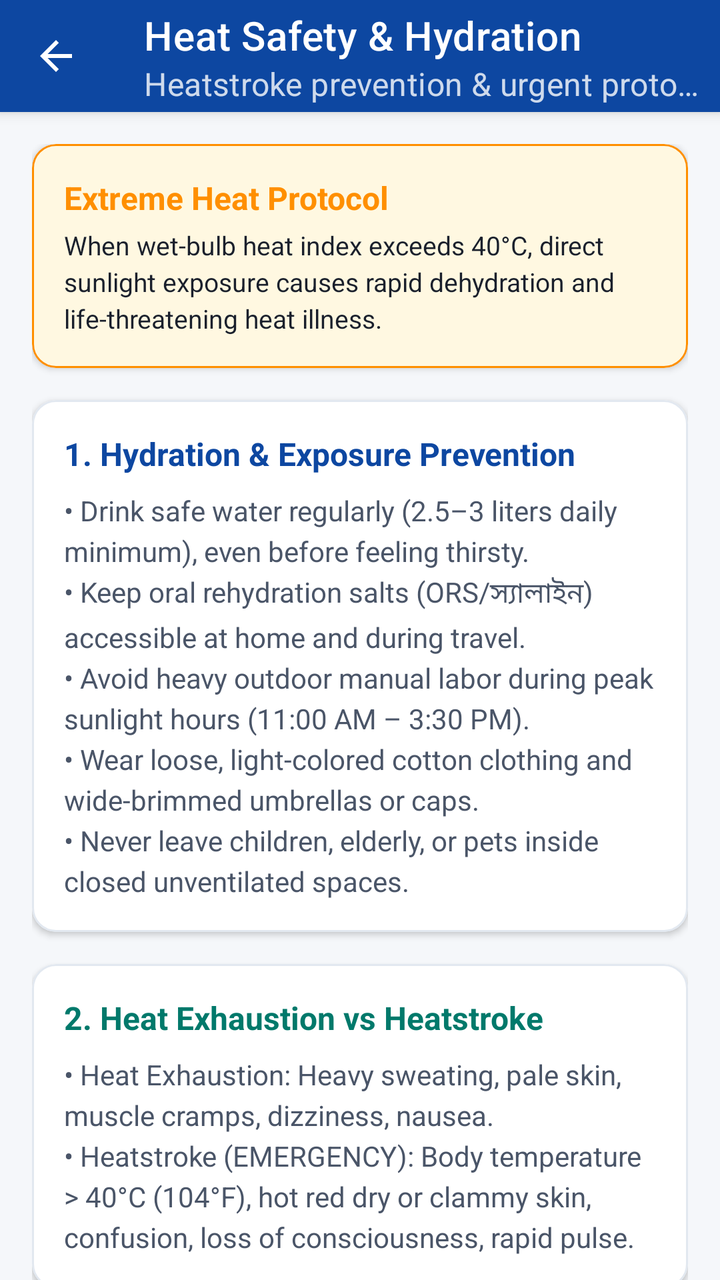
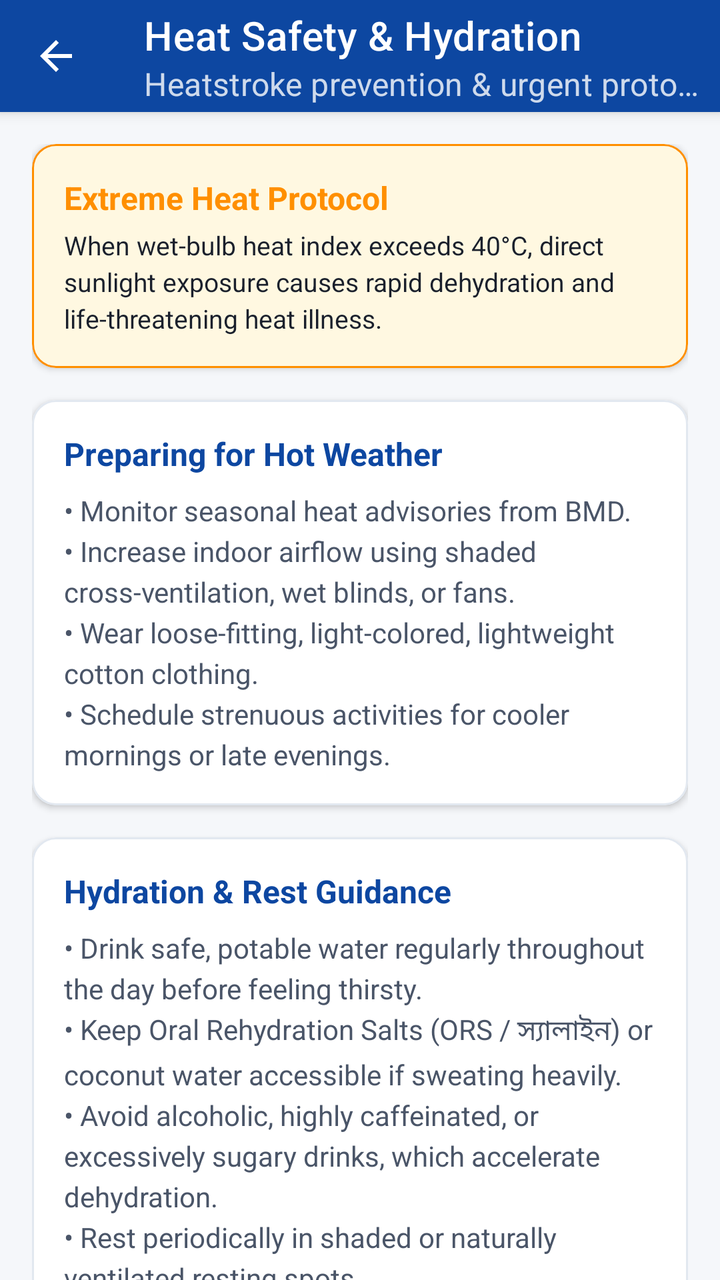

An Android layout rendered at two revisions. The XML below is the earlier revision; the diff shows what the commit changed to produce the second picture.
<!-- AndroidManifest.xml: activity theme Theme.JibonShieldBD -->
<!-- res/layout/activity_heat_safety.xml -->
<?xml version="1.0" encoding="utf-8"?>
<LinearLayout xmlns:android="http://schemas.android.com/apk/res/android"
    xmlns:app="http://schemas.android.com/apk/res-auto"
    xmlns:tools="http://schemas.android.com/tools"
    android:id="@+id/layout_heat_safety_root"
    android:layout_width="match_parent"
    android:layout_height="match_parent"
    android:background="@color/background_light"
    android:orientation="vertical">

    <androidx.appcompat.widget.Toolbar
        android:id="@+id/toolbar_heat_safety"
        style="@style/Widget.JibonShieldBD.Toolbar"
        android:layout_width="match_parent"
        android:layout_height="?attr/actionBarSize"
        app:title="@string/title_heat_safety"
        app:subtitle="@string/subtitle_heat_safety" />

    <androidx.core.widget.NestedScrollView
        android:layout_width="match_parent"
        android:layout_height="match_parent"
        android:fillViewport="true">

        <LinearLayout
            android:layout_width="match_parent"
            android:layout_height="wrap_content"
            android:orientation="vertical"
            android:padding="@dimen/spacing_large">

            
            <com.google.android.material.card.MaterialCardView
                style="@style/Widget.JibonShieldBD.Card"
                android:layout_width="match_parent"
                android:layout_height="wrap_content"
                app:cardBackgroundColor="@color/warning_amber_light"
                app:strokeColor="@color/warning_amber">

                <LinearLayout
                    android:layout_width="match_parent"
                    android:layout_height="wrap_content"
                    android:orientation="vertical"
                    android:padding="@dimen/spacing_large">

                    <TextView
                        android:layout_width="match_parent"
                        android:layout_height="wrap_content"
                        android:text="@string/heat_alert_banner_title"
                        android:textColor="@color/warning_amber"
                        android:textSize="@dimen/text_size_subhead"
                        android:textStyle="bold" />

                    <TextView
                        android:layout_width="match_parent"
                        android:layout_height="wrap_content"
                        android:layout_marginTop="@dimen/spacing_xsmall"
                        android:lineSpacingExtra="3dp"
                        android:text="@string/heat_alert_banner_desc"
                        android:textColor="@color/text_primary"
                        android:textSize="@dimen/text_size_body_small" />
                </LinearLayout>
            </com.google.android.material.card.MaterialCardView>

            
            <com.google.android.material.card.MaterialCardView
                style="@style/Widget.JibonShieldBD.Card"
                android:layout_width="match_parent"
                android:layout_height="wrap_content"
                android:layout_marginTop="@dimen/spacing_large">

                <LinearLayout
                    android:layout_width="match_parent"
                    android:layout_height="wrap_content"
                    android:orientation="vertical"
                    android:padding="@dimen/spacing_large">

                    <TextView
                        android:layout_width="match_parent"
                        android:layout_height="wrap_content"
                        android:text="@string/heat_section_prevention_title"
                        android:textColor="@color/primary"
                        android:textSize="@dimen/text_size_subhead"
                        android:textStyle="bold" />

                    <TextView
                        android:layout_width="match_parent"
                        android:layout_height="wrap_content"
                        android:layout_marginTop="@dimen/spacing_small"
                        android:lineSpacingExtra="4dp"
                        android:text="@string/heat_prevention_body"
                        android:textColor="@color/text_secondary"
                        android:textSize="@dimen/text_size_body" />
                </LinearLayout>
            </com.google.android.material.card.MaterialCardView>

            
            <com.google.android.material.card.MaterialCardView
                style="@style/Widget.JibonShieldBD.Card"
                android:layout_width="match_parent"
                android:layout_height="wrap_content"
                android:layout_marginTop="@dimen/spacing_large">

                <LinearLayout
                    android:layout_width="match_parent"
                    android:layout_height="wrap_content"
                    android:orientation="vertical"
                    android:padding="@dimen/spacing_large">

                    <TextView
                        android:layout_width="match_parent"
                        android:layout_height="wrap_content"
                        android:text="@string/heat_section_symptoms_title"
                        android:textColor="@color/secondary"
                        android:textSize="@dimen/text_size_subhead"
                        android:textStyle="bold" />

                    <TextView
                        android:layout_width="match_parent"
                        android:layout_height="wrap_content"
                        android:layout_marginTop="@dimen/spacing_small"
                        android:lineSpacingExtra="4dp"
                        android:text="@string/heat_symptoms_body"
                        android:textColor="@color/text_secondary"
                        android:textSize="@dimen/text_size_body" />
                </LinearLayout>
            </com.google.android.material.card.MaterialCardView>

            
            <com.google.android.material.card.MaterialCardView
                style="@style/Widget.JibonShieldBD.Card"
                android:layout_width="match_parent"
                android:layout_height="wrap_content"
                android:layout_marginTop="@dimen/spacing_large"
                app:strokeColor="@color/emergency_red">

                <LinearLayout
                    android:layout_width="match_parent"
                    android:layout_height="wrap_content"
                    android:orientation="vertical"
                    android:padding="@dimen/spacing_large">

                    <TextView
                        android:layout_width="match_parent"
                        android:layout_height="wrap_content"
                        android:text="@string/heat_section_urgent_help_title"
                        android:textColor="@color/emergency_red"
                        android:textSize="@dimen/text_size_subhead"
                        android:textStyle="bold" />

                    <TextView
                        android:layout_width="match_parent"
                        android:layout_height="wrap_content"
                        android:layout_marginTop="@dimen/spacing_small"
                        android:lineSpacingExtra="4dp"
                        android:text="@string/heat_urgent_help_body"
                        android:textColor="@color/text_primary"
                        android:textSize="@dimen/text_size_body" />

                    <com.google.android.material.button.MaterialButton
                        android:id="@+id/btn_heat_call_16263"
                        android:layout_width="match_parent"
                        android:layout_height="@dimen/button_height"
                        android:layout_marginTop="@dimen/spacing_large"
                        android:backgroundTint="@color/emergency_red"
                        android:minHeight="@dimen/min_touch_target"
                        android:text="@string/btn_call_health_line"
                        android:textColor="@color/surface_white"
                        app:cornerRadius="8dp"
                        app:icon="@drawable/ic_call_emergency"
                        app:iconGravity="textStart"
                        app:iconTint="@color/surface_white" />
                </LinearLayout>
            </com.google.android.material.card.MaterialCardView>

            <View
                android:layout_width="match_parent"
                android:layout_height="@dimen/spacing_xlarge" />

        </LinearLayout>
    </androidx.core.widget.NestedScrollView>

</LinearLayout>
<!-- resources referenced by this layout -->
<resources>
  <string name="heat_prevention_body">• Drink safe water regularly (2.5–3 liters daily minimum), even before feeling thirsty.\n• Keep oral rehydration salts (ORS/স্যালাইন) accessible at home and during travel.\n• Avoid heavy outdoor manual labor during peak sunlight hours (11:00 AM – 3:30 PM).\n• Wear loose, light-colored cotton clothing and wide-brimmed umbrellas or caps.\n• Never leave children, elderly, or pets inside closed unventilated spaces.</string>
  <string name="heat_section_prevention_title">1. Hydration &amp; Exposure Prevention</string>
  <string name="heat_section_symptoms_title">2. Heat Exhaustion vs Heatstroke</string>
  <string name="heat_section_urgent_help_title">3. Urgent First Aid Actions</string>
  <string name="heat_symptoms_body">• Heat Exhaustion: Heavy sweating, pale skin, muscle cramps, dizziness, nausea.\n• Heatstroke (EMERGENCY): Body temperature &gt; 40°C (104°F), hot red dry or clammy skin, confusion, loss of consciousness, rapid pulse.</string>
  <string name="heat_urgent_help_body">• Move victim immediately to shaded, well-ventilated area.\n• Cool the body: apply wet cloths, pour room-temperature water on head and neck, fan vigorously.\n• Place ice packs or cold cloths under armpits and groin.\n• If conscious and not vomiting, give cool water or ORS in small sips.\n• DIAL 999 or 16263 (Shastho Batayan) IMMEDIATELY if unconscious or unresponsive.</string>
  <!-- unchanged entries left out for length: 36 -->
</resources>

<!-- the commit's change to res/layout/activity_heat_safety.xml (unified diff, before → after) -->
@@ -76,39 +76,167 @@
                     <TextView
                         android:layout_width="match_parent"
                         android:layout_height="wrap_content"
-                        android:text="@string/heat_section_prevention_title"
-                        android:textColor="@color/primary"
-                        android:textSize="@dimen/text_size_subhead"
-                        android:textStyle="bold" />
-
-                    <TextView
-                        android:layout_width="match_parent"
-                        android:layout_height="wrap_content"
-                        android:layout_marginTop="@dimen/spacing_small"
-                        android:lineSpacingExtra="4dp"
-                        android:text="@string/heat_prevention_body"
-                        android:textColor="@color/text_secondary"
-                        android:textSize="@dimen/text_size_body" />
-                </LinearLayout>
-            </com.google.android.material.card.MaterialCardView>
-
-            
-            <com.google.android.material.card.MaterialCardView
-                style="@style/Widget.JibonShieldBD.Card"
-                android:layout_width="match_parent"
-                android:layout_height="wrap_content"
-                android:layout_marginTop="@dimen/spacing_large">
-
-                <LinearLayout
-                    android:layout_width="match_parent"
-                    android:layout_height="wrap_content"
-                    android:orientation="vertical"
-                    android:padding="@dimen/spacing_large">
-
-                    <TextView
-                        android:layout_width="match_parent"
-                        android:layout_height="wrap_content"
-                        android:text="@string/heat_section_symptoms_title"
+                        android:text="@string/heat_prep_title"
+                        android:textColor="@color/primary"
+                        android:textSize="@dimen/text_size_subhead"
+                        android:textStyle="bold" />
+
+                    <TextView
+                        android:layout_width="match_parent"
+                        android:layout_height="wrap_content"
+                        android:layout_marginTop="@dimen/spacing_small"
+                        android:lineSpacingExtra="4dp"
+                        android:text="@string/heat_prep_body"
+                        android:textColor="@color/text_secondary"
+                        android:textSize="@dimen/text_size_body" />
+                </LinearLayout>
+            </com.google.android.material.card.MaterialCardView>
+
+            
+            <com.google.android.material.card.MaterialCardView
+                style="@style/Widget.JibonShieldBD.Card"
+                android:layout_width="match_parent"
+                android:layout_height="wrap_content"
+                android:layout_marginTop="@dimen/spacing_large">
+
+                <LinearLayout
+                    android:layout_width="match_parent"
+                    android:layout_height="wrap_content"
+                    android:orientation="vertical"
+                    android:padding="@dimen/spacing_large">
+
+                    <TextView
+                        android:layout_width="match_parent"
+                        android:layout_height="wrap_content"
+                        android:text="@string/heat_hydration_title"
+                        android:textColor="@color/primary"
+                        android:textSize="@dimen/text_size_subhead"
+                        android:textStyle="bold" />
+
+                    <TextView
+                        android:layout_width="match_parent"
+                        android:layout_height="wrap_content"
+                        android:layout_marginTop="@dimen/spacing_small"
+                        android:lineSpacingExtra="4dp"
+                        android:text="@string/heat_hydration_body"
+                        android:textColor="@color/text_secondary"
+                        android:textSize="@dimen/text_size_body" />
+                </LinearLayout>
+            </com.google.android.material.card.MaterialCardView>
+
+            
+            <com.google.android.material.card.MaterialCardView
+                style="@style/Widget.JibonShieldBD.Card"
+                android:layout_width="match_parent"
+                android:layout_height="wrap_content"
+                android:layout_marginTop="@dimen/spacing_large">
+
+                <LinearLayout
+                    android:layout_width="match_parent"
+                    android:layout_height="wrap_content"
+                    android:orientation="vertical"
+                    android:padding="@dimen/spacing_large">
+
+                    <TextView
+                        android:layout_width="match_parent"
+                        android:layout_height="wrap_content"
+                        android:text="@string/heat_exposure_title"
+                        android:textColor="@color/primary"
+                        android:textSize="@dimen/text_size_subhead"
+                        android:textStyle="bold" />
+
+                    <TextView
+                        android:layout_width="match_parent"
+                        android:layout_height="wrap_content"
+                        android:layout_marginTop="@dimen/spacing_small"
+                        android:lineSpacingExtra="4dp"
+                        android:text="@string/heat_exposure_body"
+                        android:textColor="@color/text_secondary"
+                        android:textSize="@dimen/text_size_body" />
+                </LinearLayout>
+            </com.google.android.material.card.MaterialCardView>
+
+            
+            <com.google.android.material.card.MaterialCardView
+                style="@style/Widget.JibonShieldBD.Card"
+                android:layout_width="match_parent"
+                android:layout_height="wrap_content"
+                android:layout_marginTop="@dimen/spacing_large">
+
+                <LinearLayout
+                    android:layout_width="match_parent"
+                    android:layout_height="wrap_content"
+                    android:orientation="vertical"
+                    android:padding="@dimen/spacing_large">
+
+                    <TextView
+                        android:layout_width="match_parent"
+                        android:layout_height="wrap_content"
+                        android:text="@string/heat_workers_title"
+                        android:textColor="@color/primary"
+                        android:textSize="@dimen/text_size_subhead"
+                        android:textStyle="bold" />
+
+                    <TextView
+                        android:layout_width="match_parent"
+                        android:layout_height="wrap_content"
+                        android:layout_marginTop="@dimen/spacing_small"
+                        android:lineSpacingExtra="4dp"
+                        android:text="@string/heat_workers_body"
+                        android:textColor="@color/text_secondary"
+                        android:textSize="@dimen/text_size_body" />
+                </LinearLayout>
+            </com.google.android.material.card.MaterialCardView>
+
+            
+            <com.google.android.material.card.MaterialCardView
+                style="@style/Widget.JibonShieldBD.Card"
+                android:layout_width="match_parent"
+                android:layout_height="wrap_content"
+                android:layout_marginTop="@dimen/spacing_large">
+
+                <LinearLayout
+                    android:layout_width="match_parent"
+                    android:layout_height="wrap_content"
+                    android:orientation="vertical"
+                    android:padding="@dimen/spacing_large">
+
+                    <TextView
+                        android:layout_width="match_parent"
+                        android:layout_height="wrap_content"
+                        android:text="@string/heat_vulnerable_title"
+                        android:textColor="@color/primary"
+                        android:textSize="@dimen/text_size_subhead"
+                        android:textStyle="bold" />
+
+                    <TextView
+                        android:layout_width="match_parent"
+                        android:layout_height="wrap_content"
+                        android:layout_marginTop="@dimen/spacing_small"
+                        android:lineSpacingExtra="4dp"
+                        android:text="@string/heat_vulnerable_body"
+                        android:textColor="@color/text_secondary"
+                        android:textSize="@dimen/text_size_body" />
+                </LinearLayout>
+            </com.google.android.material.card.MaterialCardView>
+
+            
+            <com.google.android.material.card.MaterialCardView
+                style="@style/Widget.JibonShieldBD.Card"
+                android:layout_width="match_parent"
+                android:layout_height="wrap_content"
+                android:layout_marginTop="@dimen/spacing_large">
+
+                <LinearLayout
+                    android:layout_width="match_parent"
+                    android:layout_height="wrap_content"
+                    android:orientation="vertical"
+                    android:padding="@dimen/spacing_large">
+
+                    <TextView
+                        android:layout_width="match_parent"
+                        android:layout_height="wrap_content"
+                        android:text="@string/heat_illness_types_title"
                         android:textColor="@color/secondary"
                         android:textSize="@dimen/text_size_subhead"
                         android:textStyle="bold" />
@@ -118,7 +246,7 @@
                         android:layout_height="wrap_content"
                         android:layout_marginTop="@dimen/spacing_small"
                         android:lineSpacingExtra="4dp"
-                        android:text="@string/heat_symptoms_body"
+                        android:text="@string/heat_illness_types_body"
                         android:textColor="@color/text_secondary"
                         android:textSize="@dimen/text_size_body" />
                 </LinearLayout>
@@ -141,7 +269,7 @@
                     <TextView
                         android:layout_width="match_parent"
                         android:layout_height="wrap_content"
-                        android:text="@string/heat_section_urgent_help_title"
+                        android:text="@string/heat_urgent_title"
                         android:textColor="@color/emergency_red"
                         android:textSize="@dimen/text_size_subhead"
                         android:textStyle="bold" />
@@ -151,29 +279,104 @@
                         android:layout_height="wrap_content"
                         android:layout_marginTop="@dimen/spacing_small"
                         android:lineSpacingExtra="4dp"
-                        android:text="@string/heat_urgent_help_body"
+                        android:text="@string/heat_urgent_body"
                         android:textColor="@color/text_primary"
                         android:textSize="@dimen/text_size_body" />
-
-                    <com.google.android.material.button.MaterialButton
-                        android:id="@+id/btn_heat_call_16263"
-                        android:layout_width="match_parent"
-                        android:layout_height="@dimen/button_height"
-                        android:layout_marginTop="@dimen/spacing_large"
-                        android:backgroundTint="@color/emergency_red"
-                        android:minHeight="@dimen/min_touch_target"
-                        android:text="@string/btn_call_health_line"
-                        android:textColor="@color/surface_white"
-                        app:cornerRadius="8dp"
-                        app:icon="@drawable/ic_call_emergency"
-                        app:iconGravity="textStart"
-                        app:iconTint="@color/surface_white" />
-                </LinearLayout>
-            </com.google.android.material.card.MaterialCardView>
-
-            <View
-                android:layout_width="match_parent"
-                android:layout_height="@dimen/spacing_xlarge" />
+                </LinearLayout>
+            </com.google.android.material.card.MaterialCardView>
+
+            
+            <com.google.android.material.card.MaterialCardView
+                style="@style/Widget.JibonShieldBD.Card"
+                android:layout_width="match_parent"
+                android:layout_height="wrap_content"
+                android:layout_marginTop="@dimen/spacing_large">
+
+                <LinearLayout
+                    android:layout_width="match_parent"
+                    android:layout_height="wrap_content"
+                    android:orientation="vertical"
+                    android:padding="@dimen/spacing_large">
+
+                    <TextView
+                        android:layout_width="match_parent"
+                        android:layout_height="wrap_content"
+                        android:text="@string/heat_medical_title"
+                        android:textColor="@color/secondary"
+                        android:textSize="@dimen/text_size_subhead"
+                        android:textStyle="bold" />
+
+                    <TextView
+                        android:layout_width="match_parent"
+                        android:layout_height="wrap_content"
+                        android:layout_marginTop="@dimen/spacing_small"
+                        android:lineSpacingExtra="4dp"
+                        android:text="@string/heat_medical_body"
+                        android:textColor="@color/text_secondary"
+                        android:textSize="@dimen/text_size_body" />
+                </LinearLayout>
+            </com.google.android.material.card.MaterialCardView>
+
+            
+            <com.google.android.material.card.MaterialCardView
+                style="@style/Widget.JibonShieldBD.Card"
+                android:layout_width="match_parent"
+                android:layout_height="wrap_content"
+                android:layout_marginTop="@dimen/spacing_large">
+
+                <LinearLayout
+                    android:layout_width="match_parent"
+                    android:layout_height="wrap_content"
+                    android:orientation="vertical"
+                    android:padding="@dimen/spacing_medium">
+
+                    <TextView
+                        android:layout_width="match_parent"
+                        android:layout_height="wrap_content"
+                        android:text="@string/heat_disclaimer_title"
+                        android:textColor="@color/text_secondary"
+                        android:textSize="@dimen/text_size_caption"
+                        android:textStyle="bold" />
+
+                    <TextView
+                        android:layout_width="match_parent"
+                        android:layout_height="wrap_content"
+                        android:layout_marginTop="@dimen/spacing_xxsmall"
+                        android:lineSpacingExtra="3dp"
+                        android:text="@string/heat_disclaimer_body"
+                        android:textColor="@color/text_muted"
+                        android:textSize="@dimen/text_size_caption" />
+                </LinearLayout>
+            </com.google.android.material.card.MaterialCardView>
+
+            
+            <com.google.android.material.button.MaterialButton
+                android:id="@+id/btn_heat_call_16263"
+                style="@style/Widget.JibonShieldBD.Button.Primary"
+                android:layout_width="match_parent"
+                android:layout_height="@dimen/button_height"
+                android:layout_marginTop="@dimen/spacing_large"
+                android:text="@string/btn_call_health_line"
+                app:icon="@drawable/ic_call_emergency" />
+
+            <com.google.android.material.button.MaterialButton
+                android:id="@+id/btn_heat_call_999"
+                style="@style/Widget.JibonShieldBD.Button.Outlined"
+                android:layout_width="match_parent"
+                android:layout_height="@dimen/button_height"
+                android:layout_marginTop="@dimen/spacing_small"
+                android:text="@string/btn_heat_call_999"
+                app:icon="@drawable/ic_call_emergency" />
+
+            <com.google.android.material.button.MaterialButton
+                android:id="@+id/btn_heat_call_1090"
+                style="@style/Widget.JibonShieldBD.Button.Outlined"
+                android:layout_width="match_parent"
+                android:layout_height="@dimen/button_height"
+                android:layout_marginTop="@dimen/spacing_small"
+                android:layout_marginBottom="@dimen/spacing_xlarge"
+                android:text="@string/btn_heat_call_1090"
+                app:icon="@drawable/ic_call_emergency" />
 
         </LinearLayout>
     </androidx.core.widget.NestedScrollView>
<!-- resource entries referenced after the edit -->
@@ -1,11 +1,41 @@
 <!-- resources referenced by this layout -->
 <resources>
-  <string name="heat_prevention_body">• Drink safe water regularly (2.5–3 liters daily minimum), even before feeling thirsty.\n• Keep oral rehydration salts (ORS/স্যালাইন) accessible at home and during travel.\n• Avoid heavy outdoor manual labor during peak sunlight hours (11:00 AM – 3:30 PM).\n• Wear loose, light-colored cotton clothing and wide-brimmed umbrellas or caps.\n• Never leave children, elderly, or pets inside closed unventilated spaces.</string>
-  <string name="heat_section_prevention_title">1. Hydration &amp; Exposure Prevention</string>
-  <string name="heat_section_symptoms_title">2. Heat Exhaustion vs Heatstroke</string>
-  <string name="heat_section_urgent_help_title">3. Urgent First Aid Actions</string>
-  <string name="heat_symptoms_body">• Heat Exhaustion: Heavy sweating, pale skin, muscle cramps, dizziness, nausea.\n• Heatstroke (EMERGENCY): Body temperature &gt; 40°C (104°F), hot red dry or clammy skin, confusion, loss of consciousness, rapid pulse.</string>
-  <string name="heat_urgent_help_body">• Move victim immediately to shaded, well-ventilated area.\n• Cool the body: apply wet cloths, pour room-temperature water on head and neck, fan vigorously.\n• Place ice packs or cold cloths under armpits and groin.\n• If conscious and not vomiting, give cool water or ORS in small sips.\n• DIAL 999 or 16263 (Shastho Batayan) IMMEDIATELY if unconscious or unresponsive.</string>
+  <color name="text_muted">#A0AEC0</color>
+  <dimen name="spacing_medium">12dp</dimen>
+  <dimen name="spacing_xxsmall">2dp</dimen>
+  <dimen name="text_size_caption">12sp</dimen>
+  <string name="btn_heat_call_1090">Call 1090 Disaster Warning</string>
+  <string name="btn_heat_call_999">Call 999 National Emergency</string>
+  <string name="heat_disclaimer_body">Notice: This module provides general educational guidance based on WHO and DGHS environmental safety standards. It does not provide individualized medical diagnosis. No live automated microclimate sensors are integrated; refer to official BMD advisories.</string>
+  <string name="heat_disclaimer_title">Educational Medical Notice</string>
+  <string name="heat_exposure_body">• Stay out of direct sunlight during peak solar radiation (11:00 AM – 3:30 PM).\n• Use wide-brimmed umbrellas, caps, or damp scarves when walking outdoors.\n• Splash clean cool water on the face, neck, and wrists to lower core temperature.\n• Avoid leaving vehicles or unventilated tin-roof enclosures exposed to midday sun.</string>
+  <string name="heat_exposure_title">Reducing Heat Exposure</string>
+  <string name="heat_hydration_body">• Drink safe, potable water regularly throughout the day before feeling thirsty.\n• Keep Oral Rehydration Salts (ORS / স্যালাইন) or coconut water accessible if sweating heavily.\n• Avoid alcoholic, highly caffeinated, or excessively sugary drinks, which accelerate dehydration.\n• Rest periodically in shaded or naturally ventilated resting spots.</string>
+  <string name="heat_hydration_title">Hydration &amp; Rest Guidance</string>
+  <string name="heat_illness_types_body">• Heat Rash: Clusters of red pimples or small blisters on neck, chest, or groin.\n• Heat Cramps: Painful muscle spasms in legs, abdomen, or arms during or after sweating.\n• Heat Exhaustion: Heavy sweating, cold pale clammy skin, fast weak pulse, dizziness, nausea.\n• Heatstroke (LIFE THREATENING): Core temperature &gt; 40°C (104°F), hot red dry or soaked skin, confusion, seizures, unconsciousness.</string>
+  <string name="heat_illness_types_title">Recognizing Heat-Related Illness</string>
+  <string name="heat_medical_body">• Symptoms worsen or do not improve after 30 minutes of cooling and rest.\n• Persistent vomiting and inability to keep fluids down.\n• Confusion, disorientation, hallucinations, or seizures.\n• Loss of consciousness or fainting.</string>
+  <string name="heat_medical_title">When to Seek Medical Assistance</string>
+  <string name="heat_prep_body">• Monitor seasonal heat advisories from BMD.\n• Increase indoor airflow using shaded cross-ventilation, wet blinds, or fans.\n• Wear loose-fitting, light-colored, lightweight cotton clothing.\n• Schedule strenuous activities for cooler mornings or late evenings.</string>
+  <string name="heat_prep_title">Preparing for Hot Weather</string>
+  <string name="heat_urgent_body">1. Move the person to a cool, shaded, or air-conditioned area immediately.\n2. Rapid cooling: pour cool (not freezing) water over body, fan vigorously, apply damp towels.\n3. Place cold packs or wet cloths under armpits, on neck, and groin.\n4. DO NOT give oral fluids to an unconscious or vomiting person.\n5. Call emergency services (999 or 16263) IMMEDIATELY for urgent medical transport.</string>
+  <string name="heat_urgent_title">Urgent Response for Suspected Heatstroke</string>
+  <string name="heat_vulnerable_body">• Never leave children or infants in locked vehicles, even for a few minutes.\n• Older adults and people with chronic cardiovascular or renal conditions must stay in cool rooms.\n• Pregnant women should increase daily fluid intake and rest frequently.\n• Check regularly on bedridden relatives and ensure they are adequately hydrated.</string>
+  <string name="heat_vulnerable_title">Precautions for Children, Elderly &amp; Vulnerable</string>
+  <string name="heat_workers_body">• Mandatory shaded rest breaks of 10–15 minutes every 45 minutes of heavy outdoor labor.\n• Day laborers, rickshaw pullers, and farmers should drink 500 ml of potable water every hour.\n• Adopt a \"buddy system\" to watch colleagues for confusion, sluggishness, or slurred speech.\n• Shift heavy physical hauling to early morning hours whenever possible.</string>
+  <string name="heat_workers_title">Advice for Outdoor Workers</string>
+  <style name="Widget.JibonShieldBD.Button.Outlined" parent="Widget.MaterialComponents.Button.OutlinedButton">
+          <item name="android:textColor">@color/primary</item>
+          <item name="strokeColor">@color/primary</item>
+          <item name="android:minHeight">@dimen/min_touch_target</item>
+          <item name="cornerRadius">8dp</item>
+      </style>
+  <style name="Widget.JibonShieldBD.Button.Primary" parent="Widget.MaterialComponents.Button">
+          <item name="android:backgroundTint">@color/primary</item>
+          <item name="android:textColor">@color/surface_white</item>
+          <item name="android:minHeight">@dimen/min_touch_target</item>
+          <item name="cornerRadius">8dp</item>
+      </style>
   <!-- unchanged entries left out for length: 36 -->
 </resources>
 
